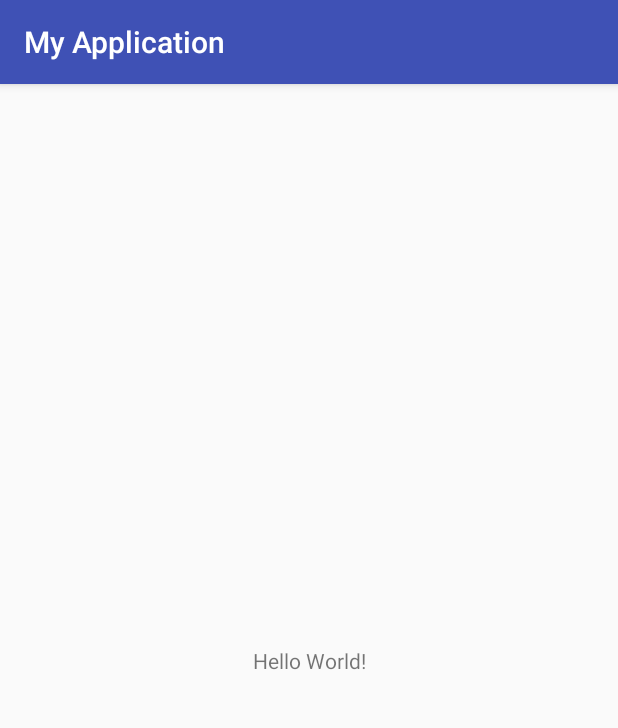
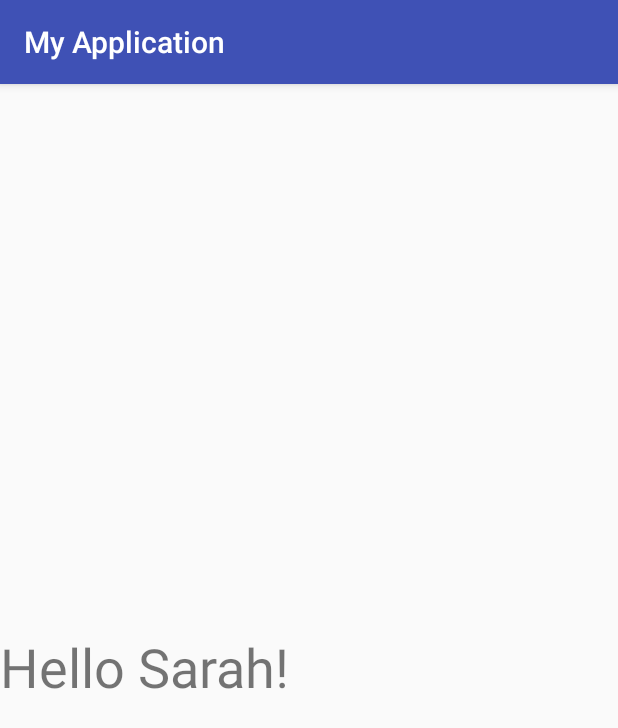
Before and after one commit to seydlitz19/seydlitz19, an Android app: the screen it shows after launch (MainActivity), on a phone screen of 412 x 824 dp. Shown: the top 728 px of the screen. Run offline under Robolectric (Android 15) with nearby library versions, the phone set to English and light mode, and no system bars.

Commit message:
Changed size and contents of text display.

```diff
--- a/app/src/main/res/layout/activity_main.xml
+++ b/app/src/main/res/layout/activity_main.xml
@@ -9,10 +9,14 @@
     <TextView
         android:layout_width="wrap_content"
         android:layout_height="wrap_content"
-        android:text="Hello World!"
+        android:text="Hello Sarah!"
+        android:textSize="36sp"
         app:layout_constraintBottom_toBottomOf="parent"
+        app:layout_constraintHorizontal_bias="0.0"
         app:layout_constraintLeft_toLeftOf="parent"
         app:layout_constraintRight_toRightOf="parent"
-        app:layout_constraintTop_toTopOf="parent" />
+        app:layout_constraintTop_toTopOf="parent"
+        app:layout_constraintVertical_bias="0.506"
+        tools:textSize="60dp" />
 
 </android.support.constraint.ConstraintLayout>
```
